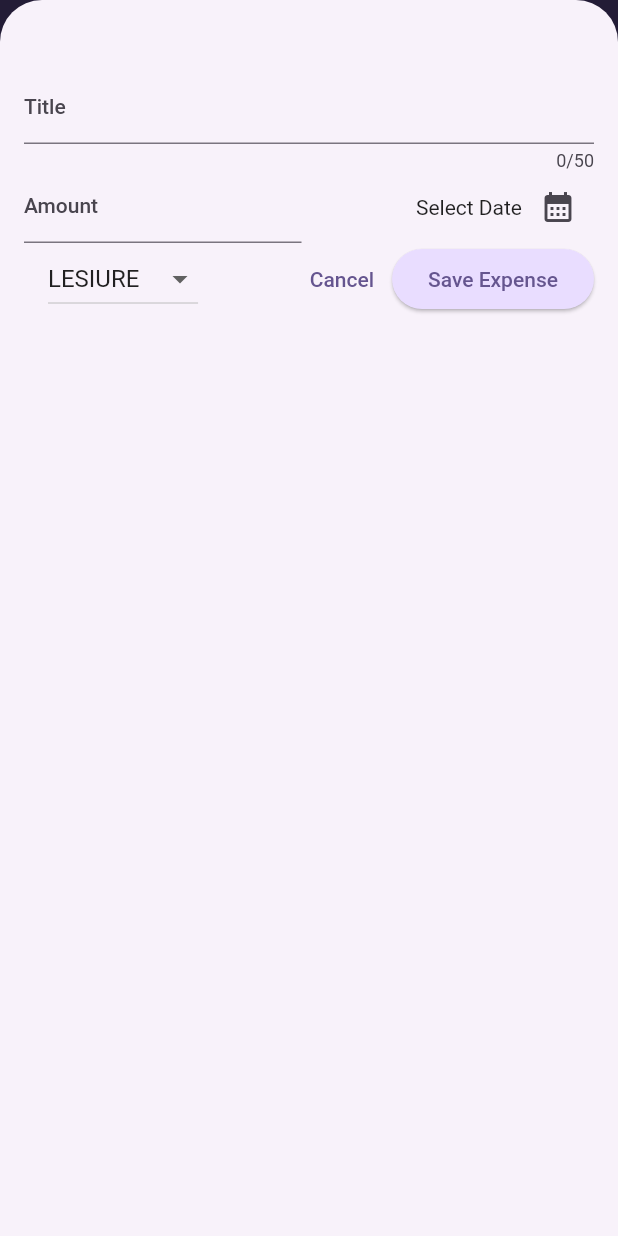
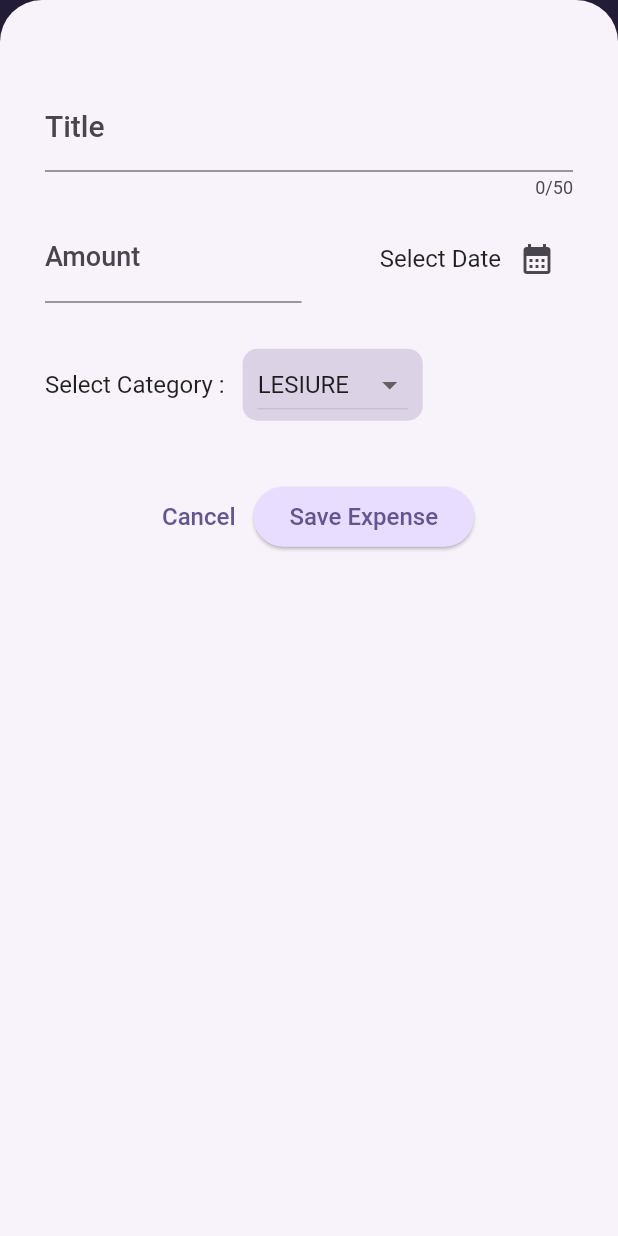
Before and after one commit to TeniG/Flutter_Expense_Tracker_App, a Flutter app: the screen it shows after launch, after a tap on the "add" icon, on a phone screen of 412 x 824 dp. Run offline on Flutter 3.47's test engine with Material 2 defaults, Android fonts, the phone set to English and light mode, and no system bars.

Commit message:
Chart Section Completed with Icons and ChartBar Widget: 1) FractionallySizedBox Widget used to display the Chart bar. 2) Container Widget with decoration used for chart section.

```diff
--- a/lib/models/expense.dart
+++ b/lib/models/expense.dart
@@ -6,7 +6,13 @@ const uuid = Uuid();
 
 final formatter = DateFormat.yMd();
 
-enum Category { food, travel, lesiure, work, learning }
+enum Category {
+  food,
+  travel,
+  lesiure,
+  work,
+  learning,
+}
 
 const categoryIcons = {
   Category.food: Icons.lunch_dining,
@@ -38,8 +44,7 @@ class Expense {
 class ExpenseBucket {
   ExpenseBucket({required this.category, required this.exspenseList});
 
-  ExpenseBucket.forCategory(
-      {required List<Expense> allExpense, required this.category})
+  ExpenseBucket.forCategory( List<Expense> allExpense, this.category)
       : exspenseList = allExpense
             .where((element) => element.category == category)
             .toList();
@@ -49,10 +54,9 @@ class ExpenseBucket {
 
   double get totalExpense {
     double sum = 0;
-    for ( var expense in exspenseList) {
+    for (var expense in exspenseList) {
       sum = sum + expense.amount;
     }
     return sum;
   }
-
 }
--- a/lib/widgets/chart/chart_section.dart
+++ b/lib/widgets/chart/chart_section.dart
@@ -7,23 +7,72 @@ class ChartSection extends StatelessWidget {
 
   final List<Expense> expenseList;
 
+  List<ExpenseBucket> get bucketList {
+    final List<ExpenseBucket> bucketList = [];
+    for (Category category in Category.values) {
+      bucketList.add(ExpenseBucket.forCategory(expenseList, category));
+    }
+    return bucketList;
+  }
+
+  double get maxTotalExpense {
+    double maxTotalExpense = 0;
+
+    for (ExpenseBucket expensebucket in bucketList) {
+      if (maxTotalExpense < expensebucket.totalExpense) {
+        maxTotalExpense = expensebucket.totalExpense;
+      }
+    }
+    return maxTotalExpense;
+  }
+
   @override
   Widget build(BuildContext context) {
-    return Column(
+    return Container(
+      margin: const EdgeInsets.all(16),
+      padding: const EdgeInsets.symmetric(horizontal: 8, vertical: 16),
+      height: 180,
+      width: double.infinity,
+      decoration: BoxDecoration(
+        borderRadius: BorderRadius.circular(8),
+        gradient: LinearGradient(
+          colors: [
+            Theme.of(context).colorScheme.primary.withOpacity(0.3),
+            Theme.of(context).colorScheme.primary.withOpacity(0.1),
+          ],
+          begin: Alignment.bottomCenter,
+          end: Alignment.topCenter,
+        ),
+      ),
+      child: Column(
         children: [
-        const ChatBar(),
-        const SizedBox(height: 6,),
+          Expanded(
+            child: Row(
+              crossAxisAlignment: CrossAxisAlignment.end,
+              children: [
+                for (ExpenseBucket bucket in bucketList)
+                  ChatBar(
+                      chartBarPercentage: (bucket.totalExpense == 0)
+                          ? 0
+                          : bucket.totalExpense / maxTotalExpense)
+              ],
+            ),
+          ),
+          const SizedBox(height: 12),
           Row(
             children: Category.values
                 .map((category) => Expanded(
                       child: Padding(
                         padding: const EdgeInsets.symmetric(horizontal: 4),
-                  child: Icon(categoryIcons[category]),
+                        child: Icon(
+                          categoryIcons[category],
+                        ),
                       ),
                     ))
                 .toList(),
           )
         ],
+      ),
     );
   }
 }
--- a/lib/widgets/chart/chat_bar.dart
+++ b/lib/widgets/chart/chat_bar.dart
@@ -1,10 +1,29 @@
 import 'package:flutter/material.dart';
 
 class ChatBar extends StatelessWidget {
-  const ChatBar({super.key});
+  const ChatBar({super.key, required this.chartBarPercentage});
+
+  final double chartBarPercentage;
 
   @override
   Widget build(BuildContext context) {
-    return const Text("Expense chart");
+    return Expanded(
+      child: Padding(
+        padding: const EdgeInsets.symmetric(horizontal: 4),
+        child: FractionallySizedBox(
+          heightFactor: chartBarPercentage,
+          child:  DecoratedBox(
+            decoration: BoxDecoration(
+              shape: BoxShape.rectangle,
+              borderRadius: const BorderRadius.vertical(
+                top: Radius.circular(8),
+              ),
+              color: Theme.of(context).colorScheme.primary.withOpacity(0.8)
+              ),
+            ),
+          ),
+        ),
+      );
+
   }
 }
--- a/lib/widgets/expense_modal.dart
+++ b/lib/widgets/expense_modal.dart
@@ -1,4 +1,5 @@
 import 'package:flutter/material.dart';
+import 'package:flutter_expense_tracker_app/main.dart';
 import 'package:flutter_expense_tracker_app/models/expense.dart';
 
 class ExpenseModal extends StatefulWidget {
@@ -85,11 +86,6 @@ class _ExpensesState extends State<ExpenseModal> {
       return;
     }
 
-    print("TitleValue : ${_titleController.text}");
-    print("AmountValue : ${_amountController.text}");
-    print("CategoryValue : ${_selectedCategory.name}");
-    print("Date: ${formatter.format(_selectedDate!)}");
-
     var expense = Expense(
         title: _titleController.text,
         amount: editedAmount,
@@ -113,39 +109,46 @@ class _ExpensesState extends State<ExpenseModal> {
   @override
   Widget build(BuildContext context) {
     return Padding(
-      padding: const EdgeInsets.fromLTRB(16, 48, 16, 16),
+      padding: const EdgeInsets.fromLTRB(30, 56, 30, 30),
       child: Column(
         children: [
           TextField(
             // onChanged: _saveEditedTitleValue,
+            style: const TextStyle(fontSize: 24),
             maxLength: 50,
             controller: _titleController,
             decoration: const InputDecoration(
-              label: Text("Title"),
+              label: Text("Title", style: TextStyle(fontSize: 20)),
             ),
           ),
           Row(
             children: [
               Expanded(
                 child: TextField(
+                  style: const TextStyle(fontSize: 24),
                   keyboardType: TextInputType.number,
                   controller: _amountController,
                   decoration: const InputDecoration(
                     prefixText: "\$ ",
-                    label: Text("Amount"),
+                    label: Text("Amount", style: TextStyle(fontSize: 18)),
                   ),
                 ),
               ),
-              const SizedBox(width: 10),
+              const SizedBox(
+                width: 10,
+                height: 80,
+              ),
               Expanded(
                 child: Row(
                   mainAxisAlignment: MainAxisAlignment.end,
                   crossAxisAlignment:
                       CrossAxisAlignment.center, //vertical allignment
                   children: [
-                    Text((_selectedDate == null)
+                    Text(
+                        (_selectedDate == null)
                             ? "Select Date"
-                        : formatter.format(_selectedDate!)),
+                            : formatter.format(_selectedDate!),
+                        style: const TextStyle(fontSize: 16)),
                     IconButton(
                       onPressed: () {
                         displyDatePicker();
@@ -157,14 +160,23 @@ class _ExpensesState extends State<ExpenseModal> {
               )
             ],
           ),
+          const SizedBox(height: 20),
           Row(
             children: [
-              const SizedBox(width: 16),
-              DropdownButton(
+              const Text("Select Category :", style: TextStyle(fontSize: 16)),
+              const SizedBox(width: 12),
+              Container(
+                padding: const EdgeInsets.symmetric(horizontal: 10),
+                decoration: BoxDecoration(
+                    color:Theme.of(context).colorScheme.primary.withOpacity(0.2),
+                    borderRadius: BorderRadius.circular(10)),
+                child: DropdownButton(
+                  borderRadius: BorderRadius.circular(10),
                   value: _selectedCategory,
                   items: Category.values
                       .map(
                         (category) => DropdownMenuItem(
+                          alignment: Alignment.center,
                           value: category,
                           child: Text(
                             category.name.toUpperCase(),
@@ -181,25 +193,26 @@ class _ExpensesState extends State<ExpenseModal> {
                     });
                   },
                 ),
-              Expanded(
-                child: Row(
-                  mainAxisAlignment: MainAxisAlignment.end,
+              ),
+            ],
+          ),
+          const SizedBox(height: 40),
+          Row(
+            mainAxisAlignment: MainAxisAlignment.center,
             children: [
               TextButton(
                 onPressed: closeModal,
-                      child: const Text("Cancel"),
+                child: const Text("Cancel", style: TextStyle(fontSize: 16)),
               ),
               ElevatedButton(
                 onPressed: () {
                   saveExpense();
                 },
-                      child: const Text("Save Expense"),
+                child:
+                    const Text("Save Expense", style: TextStyle(fontSize: 16)),
               )
             ],
           ),
-              ),
-            ],
-          )
         ],
       ),
     );
--- a/lib/widgets/expenses_screen.dart
+++ b/lib/widgets/expenses_screen.dart
@@ -21,12 +21,12 @@ class _ExpensesState extends State<Expenses> {
         category: Category.work),
     Expense(
         title: "Watching Youtube",
-        amount: 19.0,
+        amount: 200.0,
         date: DateTime.now(),
         category: Category.lesiure),
     Expense(
         title: "Pizza",
-        amount: 100.0,
+        amount: 350.0,
         date: DateTime.now(),
         category: Category.food),
   ];
```
Lines whose indentation alone changed are shown as unchanged.
